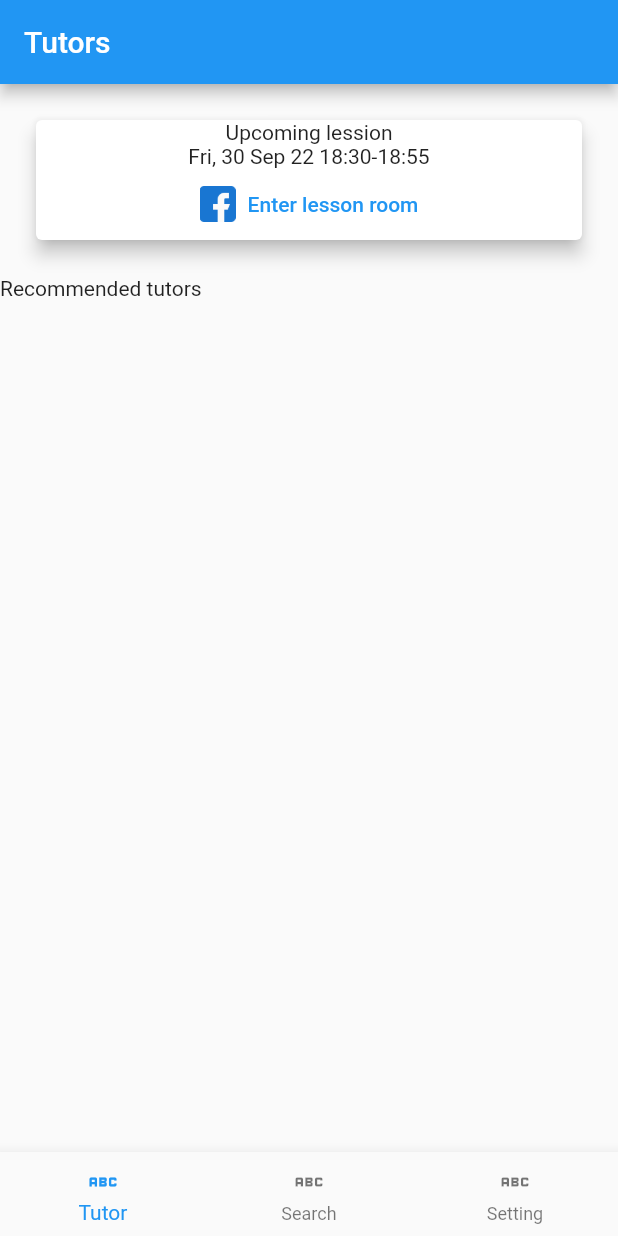
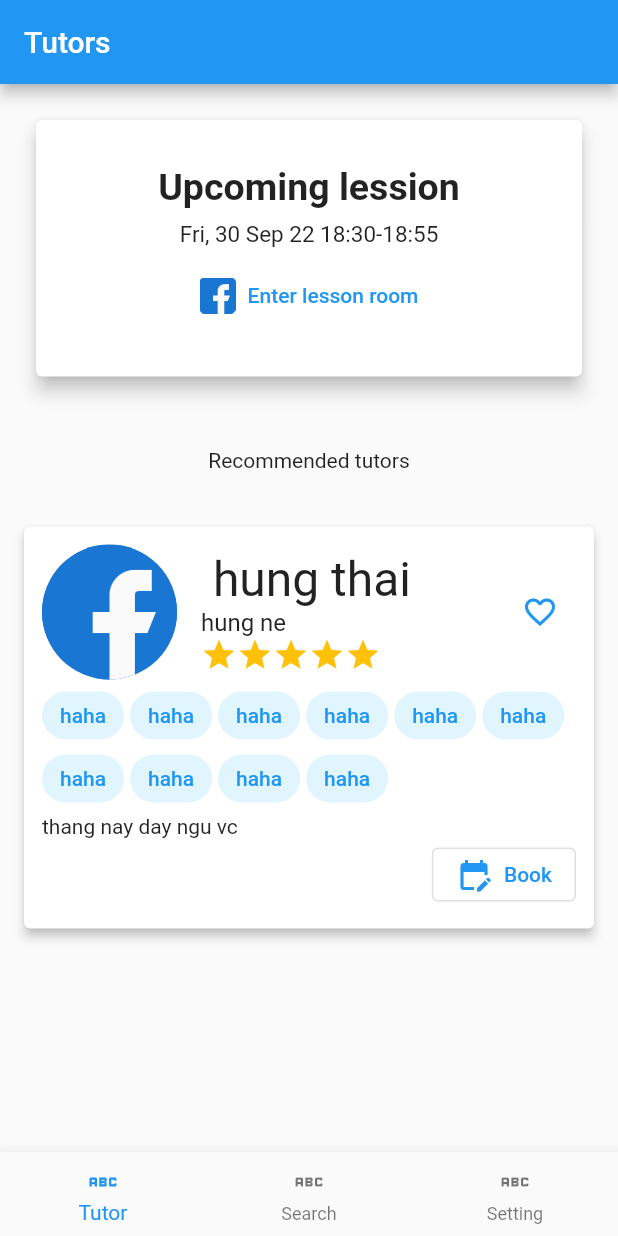
Before and after one commit to convitnhodev/Advanced-Mobile-Course, a Flutter app: the screen it shows after launch, on a phone screen of 412 x 824 dp. Run offline on Flutter 3.47's test engine with Material 2 defaults, Android fonts, the phone set to English and light mode, and no system bars; our stand-ins replace flutter_screenutil, get.

Commit message:
feat: build tutors

```diff
--- a/lib/pages/frame/tutors_list/view.dart
+++ b/lib/pages/frame/tutors_list/view.dart
@@ -12,26 +12,182 @@ class TutorsListPage extends GetView<TutorsListController> {
   Widget build(BuildContext context) {
     return SingleChildScrollView(
 
+
+
       child: Column(
         crossAxisAlignment: CrossAxisAlignment.stretch,
         children: [
           Card(
             margin: EdgeInsets.all(24),
             elevation: 5,
+            child: Padding(
+              padding: const EdgeInsets.all(30),
               child: Column(
                 children: [
-                Text('Upcoming lession'),
-                Text('Fri, 30 Sep 22 18:30-18:55'),
+                  Text(
+                    'Upcoming lession',
+                    style: TextStyle(
+                      fontSize: 25,
+                      fontWeight: FontWeight.bold
+                    ),
+
+                    ),
+                    SizedBox(
+                      height: 8,
+                    ),
+                  Text(
+                    'Fri, 30 Sep 22 18:30-18:55',
+                    style: TextStyle(
+                      fontSize: 15
+                    ),
+                    ),
+
+
+                      SizedBox(
+                      height: 8,
+                    ),
                   TextButton.icon(onPressed: () {},
                   icon:  Image.asset('lib/images/facebook.png', width: 24, height: 24,),
                   label: Text('Enter lesson room'))
                 ],
 
               ),
+            ),
 
           ),
 
-          Text("Recommended tutors")
+          Padding(
+            padding: const EdgeInsets.all(24),
+            child: Text("Recommended tutors", textAlign: TextAlign.center,),
+          ),
+
+
+          // Card(
+          //   margin: EdgeInsets.all(24),
+          //   elevation: 5,
+          //   child: Padding(
+          //     padding: const EdgeInsets.all(16),
+          //     child: Column(
+          //       children: [
+          //         Row(
+          //           mainAxisSize: MainAxisSize.max,
+          //           children: [
+          //             CircleAvatar(
+          //               child: Image.asset('lib/images/facebook.png', width: 24, height: 24),
+
+          //             ),
+          //             SizedBox(
+          //               width: 8,
+          //             ) ,
+          //             Expanded(
+          //               child: Column(
+          //                 crossAxisAlignment: CrossAxisAlignment.start,
+          //                 children: [
+          //                   Text(
+          //                     'Keegan'
+          //                   ),
+
+          //                   Row(
+          //                     children: [
+          //                        Image.asset('lib/images/facebook.png', width: 24, height: 24,),
+          //                        Text(
+          //                         'France'
+          //                        )
+
+          //                     ],
+          //                   )
+          //                 ],
+          //               ),
+          //             ),
+          //             Image.asset('lib/images/facebook.png', width: 24, height: 24,),
+          //           ],
+          //         )
+          //       ],
+          //     ),
+          //   ),
+
+          // )
+
+
+          Card(
+      surfaceTintColor: Colors.white,
+      elevation: 3.0,
+      margin: const EdgeInsets.symmetric(vertical: 12, horizontal: 16.0),
+      child: Padding(
+        padding: const EdgeInsets.all(12.0),
+        child: Column(
+          crossAxisAlignment: CrossAxisAlignment.start,
+          children: [
+            Row(
+              children: [
+                InkWell(
+                  onTap: () => {},
+                  child: CircleAvatar(
+                    radius: 45,
+                    backgroundImage: AssetImage('lib/images/facebook.png'),
+                  ),
+                ),
+                Expanded(
+                  child: Padding(
+                    padding: const EdgeInsets.symmetric(horizontal: 16),
+                    child: Column(
+                      crossAxisAlignment: CrossAxisAlignment.start,
+                      children: [
+                        InkWell(
+                          onTap: () => {},
+                          child: Text(' hung thai',
+                              style: TextStyle(
+                                fontSize: 32,
+                              )),
+                        ),
+                        Text('hung ne', style: const TextStyle(fontSize: 16)),
+                        Row(
+                          children: List<Widget>.generate(
+                            5,
+                            (index) => const Icon(Icons.star, color: Colors.amber),
+                          ),
+                        )
+                      ],
+                    ),
+                  ),
+                ),
+                IconButton(
+                  onPressed: () {},
+                  icon: Icon(
+                     Icons.favorite_border,
+                    color:  Colors.blue,
+                  ),
+                )
+              ],
+            ),
+            Wrap(
+              spacing: 4,
+              runSpacing: -6,
+              children: List<Widget>.generate(
+                10,
+                (index) => Chip(
+                  backgroundColor: Colors.lightBlue[50],
+                  label: Text(
+                    'haha',
+                    style: const TextStyle(fontSize: 14, color: Colors.blue),
+                  ),
+                ),
+              ),
+            ),
+            Text('thang nay day ngu vc'),
+            Align(
+              alignment: Alignment.centerRight,
+              child: OutlinedButton.icon(
+                onPressed: () => {},
+                icon: const Icon(Icons.edit_calendar),
+                label: const Text('Book'),
+              ),
+            )
+          ],
+        ),
+      ),
+    ),
+
 
         ],
       ),
```
Lines whose indentation alone changed are shown as unchanged.
